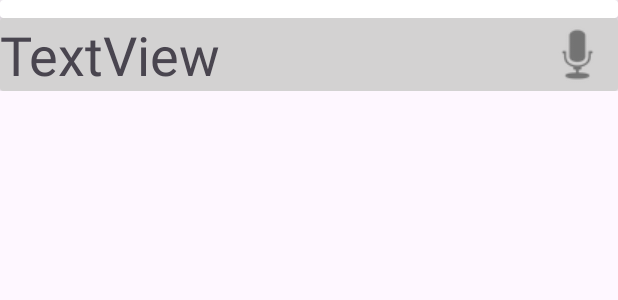
After one commit to MaciejWodnicki/Cooking-App-RBW, an Android app: the layout recipe_current_step.xml on its own in the app's theme, with its tools: preview values and no code run, on a phone screen of 412 x 824 dp. The commit adds this screen. Shown: the top 300 px of the screen. Run offline under Robolectric (Android 15) with nearby library versions, the phone set to English and light mode, and no system bars.

Commit message:
current step is now recognizable

```diff
--- a/app/src/main/java/com/example/cookapp/fragments/RecipeStepsFragment.kt
+++ b/app/src/main/java/com/example/cookapp/fragments/RecipeStepsFragment.kt
@@ -27,6 +27,7 @@ class RecipeStepsFragment : Fragment() {
     private lateinit var adapter: InstructionsAdapter
     private lateinit var tts: TextToSpeech
 
+    var currentStep: Int = 3
 
     override fun onCreateView(
         inflater: LayoutInflater, container: ViewGroup?,
@@ -53,7 +54,8 @@ class RecipeStepsFragment : Fragment() {
 
         recyclerView = binding.recyclerView
         recyclerView.layoutManager = LinearLayoutManager(this.context)
-        adapter = InstructionsAdapter(instructions) { step ->
+        adapter = InstructionsAdapter(instructions,
+            isSpecial = { position -> position == currentStep }) { step ->
             speakOut(step)
         }
         // Navigate to Recipe Details
--- /dev/null
+++ b/app/src/main/res/layout/recipe_current_step.xml
@@ -0,0 +1,39 @@
+<?xml version="1.0" encoding="utf-8"?>
+<LinearLayout xmlns:android="http://schemas.android.com/apk/res/android"
+xmlns:app="http://schemas.android.com/apk/res-auto"
+android:layout_width="match_parent"
+android:layout_height="wrap_content"
+android:orientation="vertical">
+
+<androidx.cardview.widget.CardView
+    android:layout_width="match_parent"
+    android:layout_height="12dp" />
+
+<androidx.cardview.widget.CardView
+    android:layout_width="match_parent"
+    android:layout_height="match_parent"
+    app:cardBackgroundColor="#D3D2D2">
+
+    <LinearLayout
+        android:layout_width="match_parent"
+        android:layout_height="match_parent"
+        android:orientation="horizontal">
+
+        <TextView
+            android:id="@+id/currentStepText"
+            android:layout_width="361dp"
+            android:layout_height="wrap_content"
+            android:text="TextView"
+            android:textSize="36sp" />
+
+        <ImageView
+            android:id="@+id/currentStepImage"
+            android:layout_width="47dp"
+            android:layout_height="match_parent"
+            android:contentDescription="Play Step"
+            android:src="@android:drawable/ic_btn_speak_now" />
+    </LinearLayout>
+
+</androidx.cardview.widget.CardView>
+
+</LinearLayout>
```
Also changed, not shown: app/src/main/java/com/example/cookapp/adapters/RecyclerViewAdapter.kt (+41 -10 lines), app/src/main/res/layout/recipe_guide_activity.xml (+5 -7 lines), app/src/main/res/layout/recipe_list_activity.xml (+20 -1 lines), app/src/main/res/layout/recipe_steps_item.xml (+25 -5 lines).
